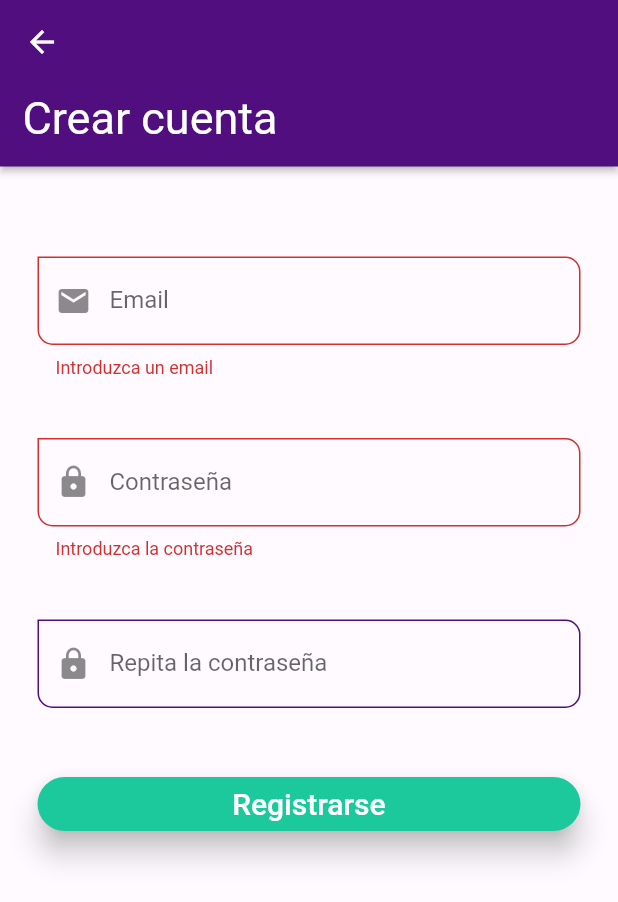
After one commit to JoanPadilla/charge_point_app, a Flutter app: the RegistrationScreen screen opened by its route, after a tap on "Registrarse", on a phone screen of 412 x 824 dp. The commit adds this screen. Shown: the top 902 px of the screen. Run offline on Flutter 3.47's test engine with Material 2 defaults, Android fonts, the phone set to English and light mode, and no system bars; our stand-ins replace google_maps_flutter.

Commit message:
Pantalla de registro completada

```diff
--- a/lib/main.dart
+++ b/lib/main.dart
@@ -24,6 +24,7 @@ class AppState extends StatelessWidget {
         ChangeNotifierProvider(create: ( _ ) => MapProvider(), lazy: false),
         ChangeNotifierProvider(create: ( _ ) => PreferenceProvider(), lazy: false,),
         ChangeNotifierProvider(create: ( _ ) => LoginFormProvider(), lazy: false,),
+        ChangeNotifierProvider(create: ( _ ) => RegistrationFormProvider(), lazy: false,),
       ],
       child: const MyApp(),
     );
--- a/lib/providers/providers.dart
+++ b/lib/providers/providers.dart
@@ -1,3 +1,4 @@
 export 'package:charge_point_app/providers/login_form_provider.dart';
 export 'package:charge_point_app/providers/map_provider.dart';
 export 'package:charge_point_app/providers/preference_provider.dart';
+export 'package:charge_point_app/providers/register_form_provider.dart';
--- /dev/null
+++ b/lib/providers/register_form_provider.dart
@@ -0,0 +1,29 @@
+import 'package:flutter/cupertino.dart';
+
+class RegistrationFormProvider extends ChangeNotifier{
+
+  GlobalKey<FormState> formKey = GlobalKey<FormState>();
+
+  Map<String, String> formValues = {
+    'email' : '',
+    'password' : '',
+    'password_repeat' : '',
+  };
+
+  bool _isLoading = false;
+
+  bool get isLoading => _isLoading;
+  set isLoading(bool value) {
+    _isLoading = value;
+    notifyListeners();
+  }
+
+
+  bool isValidForm() {
+    return formKey.currentState?.validate() ?? false;
+  }
+
+  bool isSamePassword() {
+    return formValues['password'] == formValues['password_repeat'];
+  }
+}
--- a/lib/routes/app_routes.dart
+++ b/lib/routes/app_routes.dart
@@ -1,5 +1,5 @@
 import 'package:charge_point_app/models/menu_option.dart';
-import 'package:charge_point_app/screens/screends.dart';
+import 'package:charge_point_app/screens/screens.dart';
 import 'package:flutter/material.dart';
 
 
@@ -16,7 +16,7 @@ class AppRoutes {
 
   static final Map<String, Widget Function(BuildContext)> secondaryRoutes = {
     'charge_point' : ( _ ) => const ChargePointScreen(),
-    'sing_up' : ( _ ) => const SingUpScreen(),
+    'sing_up' : ( _ ) => const RegistrationScreen(),
   };
 
   static Map<String, Widget Function(BuildContext)> getAppRoutes() {
--- /dev/null
+++ b/lib/screens/registration_screen.dart
@@ -0,0 +1,119 @@
+import 'package:charge_point_app/themes/app_theme.dart';
+import 'package:charge_point_app/providers/providers.dart';
+import 'package:charge_point_app/widgets/widgets.dart';
+import 'package:flutter/material.dart';
+import 'package:provider/provider.dart';
+
+
+class RegistrationScreen extends StatelessWidget {
+  const RegistrationScreen({ Key? key }) : super(key: key);
+
+  @override
+  Widget build(BuildContext context) {
+
+    RegistrationFormProvider registrationForm = Provider.of<RegistrationFormProvider>(context);
+
+    return Scaffold(
+      appBar: AppBar(
+        bottom: const PreferredSize(
+          preferredSize: Size.fromHeight(55),
+          child: Align(
+            alignment: Alignment.topLeft,
+            child: Padding(
+              padding: EdgeInsets.only(bottom: 15, left: 15),
+              child: Text('Crear cuenta', style: TextStyle(color: Colors.white, fontSize: 30),),
+            )
+          ),
+        ),
+      ),
+      body: SingleChildScrollView(
+        child: Padding(
+          padding: const EdgeInsets.symmetric(horizontal: 25.0, vertical: 60),
+          child: Form(
+            key: registrationForm.formKey,
+            child: Column(
+              mainAxisSize: MainAxisSize.max,
+              crossAxisAlignment: CrossAxisAlignment.center,
+              mainAxisAlignment: MainAxisAlignment.center,
+              children: [
+                CustomInputField(
+                  formValues: registrationForm.formValues,
+                  formProperty: 'email',
+                  hintText: 'Email',
+                  iconData: Icons.email,
+                  validator: (value) {
+                    if (value == null || value == ''){
+                      return 'Introduzca un email';
+                    }
+                    const pattern = r'^(([^<>()[\]\\.,;:\s@\"]+(\.[^<>()[\]\\.,;:\s@\"]+)*)|(\".+\"))@((\[[0-9]{1,3}\.[0-9]{1,3}\.[0-9]{1,3}\.[0-9]{1,3}\])|(([a-zA-Z\-0-9]+\.)+[a-zA-Z]{2,}))$';
+                    RegExp regExp  = RegExp(pattern);
+                    return regExp.hasMatch(value) ? null : 'El valor ingresado no parece ser un correo';
+                  },
+                ),
+                const SizedBox(height: 40,),
+                CustomInputField(
+                  obscureText: true,
+                  formValues: registrationForm.formValues,
+                  formProperty: 'password',
+                  hintText: 'Contraseña',
+                  iconData: Icons.lock,
+                  validator: (value) {
+                    if (value == null || value == ''){
+                      return 'Introduzca la contraseña';
+                    }
+                  },
+                ),
+                const SizedBox(height: 40,),
+                CustomInputField(
+                  obscureText: true,
+                  formValues: registrationForm.formValues,
+                  formProperty: 'password_repeat',
+                  hintText: 'Repita la contraseña',
+                  iconData: Icons.lock,
+                  validator: (value) {
+                    if (!registrationForm.isSamePassword()){
+                      return 'La contraseña no coincide';
+                    }
+                  },
+                ),
+                const SizedBox(height: 40,),
+                ElevatedButton(
+                  onPressed: registrationForm.isLoading ? null : () async {
+
+                    FocusScope.of(context).unfocus();
+
+                    if( !registrationForm.isValidForm() ) return;
+
+                    registrationForm.isLoading = true;
+
+                    //TODO: autenticacion con backend
+                    // final authService = Provider.of<AuthService>(context, listen: false);
+                    // final String? errorMessage = await authService.login(loginForm.email, loginForm.password);
+                    await Future.delayed(const Duration(seconds: 2));
+
+                    registrationForm.isLoading = false;
+                    Navigator.of(context).pop();
+                  },
+                  child: SizedBox(
+                    width: double.infinity,
+                    child: Text(
+                      registrationForm.isLoading
+                        ? 'Espere'
+                        : 'Registrarse',
+                      textAlign: TextAlign.center,
+                      style: TextStyle(color: Colors.white, fontSize: 20),)
+                    ),
+                  style: registrationForm.isLoading ? null : TextButton.styleFrom(
+                    backgroundColor: AppTheme.secondaryColor,
+                    elevation: 8,
+                    shape: const StadiumBorder(),
+                  ),
+                ),
+              ],
+            ),
+          ),
+        ),
+      ),
+    );
+  }
+}
--- a/lib/screens/screends.dart
+++ b/lib/screens/screens.dart
@@ -3,4 +3,4 @@ export 'package:charge_point_app/screens/home_screen.dart';
 export 'package:charge_point_app/screens/incidence_screen.dart';
 export 'package:charge_point_app/screens/settings_screen.dart';
 export 'package:charge_point_app/screens/charge_point_screen.dart';
-export 'package:charge_point_app/screens/sing_up_screen.dart';
+export 'package:charge_point_app/screens/registration_screen.dart';
--- a/lib/screens/sing_up_screen.dart
+++ /dev/null
@@ -1,64 +0,0 @@
-import 'package:charge_point_app/themes/app_theme.dart';
-import 'package:charge_point_app/widgets/widgets.dart';
-import 'package:flutter/material.dart';
-
-
-class SingUpScreen extends StatelessWidget {
-  const SingUpScreen({ Key? key }) : super(key: key);
-
-  @override
-  Widget build(BuildContext context) {
-
-    //TODO: vars provisionals
-    Map<String, String> formValues = {};
-    var formProperty = '';
-
-    return Scaffold(
-      appBar: AppBar(
-        bottom: const PreferredSize(
-          preferredSize: Size.fromHeight(55),
-          child: Align(
-            alignment: Alignment.topLeft,
-            child: Padding(
-              padding: EdgeInsets.only(bottom: 15, left: 15),
-              child: Text('Crear cuenta', style: TextStyle(color: Colors.white, fontSize: 30),),
-            )
-          ),
-        ),
-      ),
-      body: SingleChildScrollView(
-        child: Padding(
-          padding: const EdgeInsets.symmetric(horizontal: 25.0, vertical: 60),
-          child: Form(
-            child: Column(
-              mainAxisSize: MainAxisSize.max,
-              crossAxisAlignment: CrossAxisAlignment.center,
-              mainAxisAlignment: MainAxisAlignment.center,
-              children: [
-                CustomInputField(formValues: formValues, formProperty: formProperty, hintText: 'Usuario', iconData: Icons.person_pin),
-                const SizedBox(height: 40,),
-                CustomInputField(formValues: formValues, formProperty: formProperty, hintText: 'Email', iconData: Icons.email),
-                const SizedBox(height: 40,),
-                CustomInputField(formValues: formValues, formProperty: formProperty, hintText: 'Contraseña', iconData: Icons.lock),
-                const SizedBox(height: 40,),
-                CustomInputField(formValues: formValues, formProperty: formProperty, hintText: 'Repita la contraseña', iconData: Icons.lock),
-                const SizedBox(height: 40,),
-                ElevatedButton(
-                  onPressed: () {},
-                  child: const  SizedBox(
-                    width: double.infinity,
-                    child: Text('Registrarse', textAlign: TextAlign.center,style: TextStyle(color: Colors.white, fontSize: 20),)),
-                  style: TextButton.styleFrom(
-                    backgroundColor: AppTheme.secondaryColor,
-                    elevation: 8,
-                    shape: const StadiumBorder(),
-                  ),
-                ),
-              ],
-            ),
-          ),
-        ),
-      ),
-    );
-  }
-}
```
